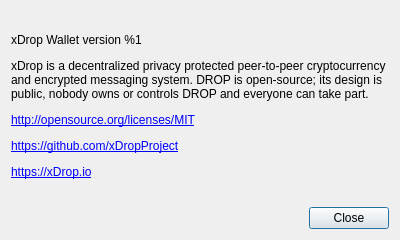
Qt form src/gui/ui/aboutdialog.ui (megarootz/xDropWallet) before a commit.
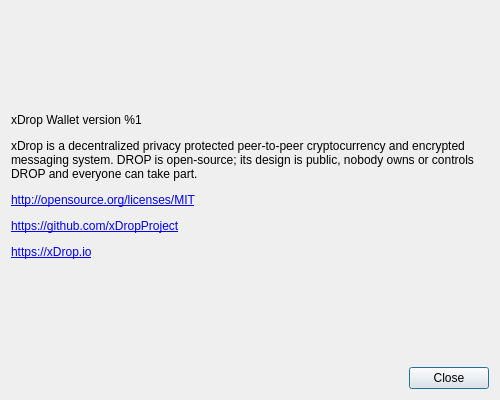
The same form after that commit.

Diff of the .ui file:
```diff
--- a/src/gui/ui/aboutdialog.ui
+++ b/src/gui/ui/aboutdialog.ui
@@ -6,8 +6,8 @@
    <rect>
     <x>0</x>
     <y>0</y>
-    <width>400</width>
-    <height>240</height>
+    <width>500</width>
+    <height>400</height>
    </rect>
   </property>
   <property name="sizePolicy">
@@ -18,8 +18,8 @@
   </property>
   <property name="minimumSize">
    <size>
-    <width>400</width>
-    <height>240</height>
+    <width>500</width>
+    <height>400</height>
    </size>
   </property>
   <property name="maximumSize">
```
